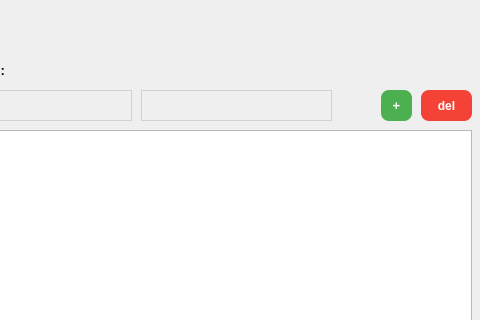
Before: the Qt Designer form sprots_club/mainwindow.ui in EL0re/SEM5_VPICMV_COURSEWORK, drawn with Qt 5; both pictures show x 729 to 1209 and y 0 to 320 of the 1209 by 820 pixel window.
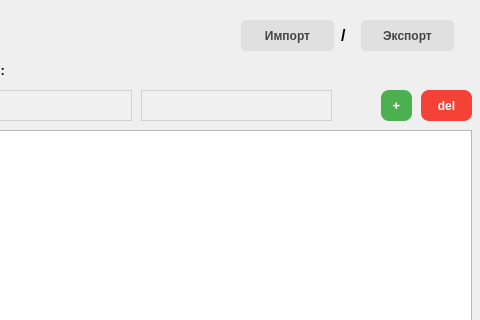
After: the same form once the commit is applied.

The edit to the form file:
```diff
--- a/sprots_club/mainwindow.ui
+++ b/sprots_club/mainwindow.ui
@@ -449,6 +449,104 @@
      <string>del</string>
     </property>
    </widget>
+   <widget class="QPushButton" name="importButton">
+    <property name="geometry">
+     <rect>
+      <x>970</x>
+      <y>20</y>
+      <width>93</width>
+      <height>31</height>
+     </rect>
+    </property>
+    <property name="font">
+     <font>
+      <pointsize>9</pointsize>
+      <weight>62</weight>
+      <bold>true</bold>
+     </font>
+    </property>
+    <property name="styleSheet">
+     <string notr="true">QPushButton {
+    background-color: #e0e0e0; 
+    color: #444444;
+    border: none;
+	border-radius: 5px;
+    text-align: center; 
+    font-weight: 500;
+}
+
+QPushButton:hover {
+    background-color: #d5d5d5;
+}
+
+QPushButton:checked {
+    background-color: #bdbdbd;
+    font-weight: bold;
+}</string>
+    </property>
+    <property name="text">
+     <string>Импорт</string>
+    </property>
+   </widget>
+   <widget class="QLabel" name="slashLabel">
+    <property name="geometry">
+     <rect>
+      <x>1070</x>
+      <y>20</y>
+      <width>16</width>
+      <height>31</height>
+     </rect>
+    </property>
+    <property name="font">
+     <font>
+      <pointsize>12</pointsize>
+      <weight>75</weight>
+      <bold>true</bold>
+     </font>
+    </property>
+    <property name="text">
+     <string>/</string>
+    </property>
+   </widget>
+   <widget class="QPushButton" name="exportButton">
+    <property name="geometry">
+     <rect>
+      <x>1090</x>
+      <y>20</y>
+      <width>93</width>
+      <height>31</height>
+     </rect>
+    </property>
+    <property name="font">
+     <font>
+      <pointsize>9</pointsize>
+      <weight>62</weight>
+      <bold>true</bold>
+     </font>
+    </property>
+    <property name="styleSheet">
+     <string notr="true">QPushButton {
+    background-color: #e0e0e0; 
+    color: #444444;
+    border: none;
+    border-radius: 5px;
+    text-align: center; 
+    font-weight: 500;
+}
+
+QPushButton:hover {
+    background-color: #d5d5d5;
+}
+
+QPushButton:checked {
+    background-color: #bdbdbd;
+    font-weight: bold;
+}</string>
+    </property>
+    <property name="text">
+     <string>Экспорт</string>
+    </property>
+   </widget>
   </widget>
  </widget>
  <layoutdefault spacing="6" margin="11"/>
```
